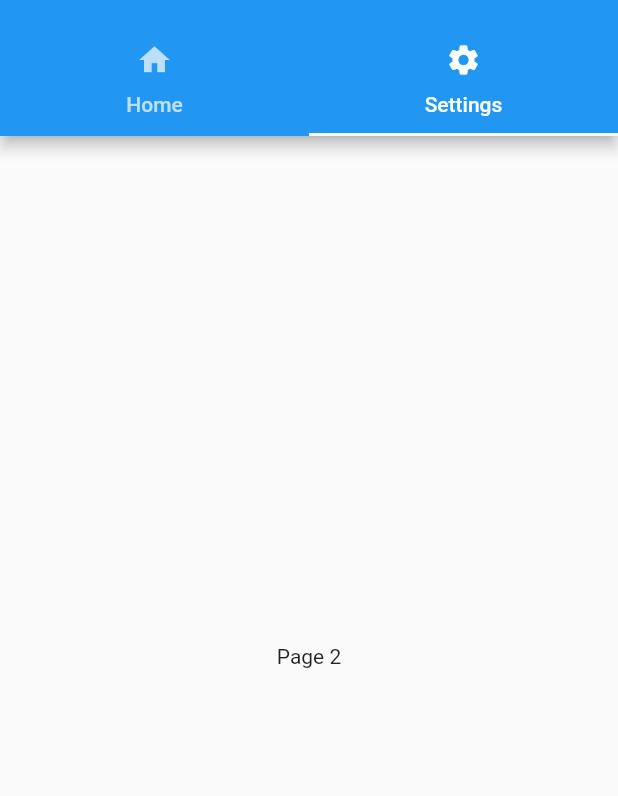
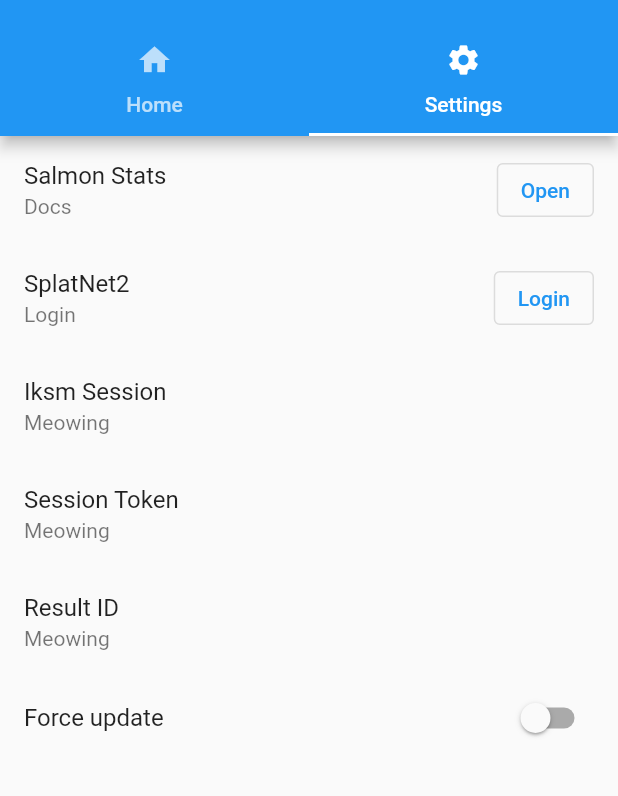
Before and after one commit to SalmonStats/sinclair, a Flutter app: the screen it shows after launch, tab 2 chosen, on a phone screen of 412 x 824 dp, the part 59-855 px from its top. Run offline on Flutter 3.47's test engine with Material 2 defaults, Android fonts, the light colour scheme and no system bars; our stand-ins replace shared_preferences.

Commit message:
- ビルド用に設定を変更

```diff
--- a/lib/main.dart
+++ b/lib/main.dart
@@ -54,13 +54,86 @@
           ),
           title: const Text('Sinclair'),
         ),
-        body: const TabBarView(
+        body: TabBarView(
           children: [
-            Center(child: Text("Page 1")),
-            Center(child: Text("Page 2")),
+            HomeView(),
+            SettingView(),
           ],
         ),
       ),
     );
   }
 }
+
+class HomeView extends StatefulWidget {
+  @override
+  _HomeViewState createState() => _HomeViewState();
+}
+
+class _HomeViewState extends State<HomeView> {
+  @override
+  Widget build(BuildContext context) {
+    return Scaffold(body: Center());
+  }
+}
+
+class SettingView extends StatefulWidget {
+  @override
+  _SettingViewState createState() => _SettingViewState();
+}
+
+class _SettingViewState extends State<SettingView> {
+  bool _isForceUpdated = false;
+  @override
+  Widget build(BuildContext context) {
+    return Scaffold(
+      body: Center(
+        child: Column(
+          // mainAxisAlignment: MainAxisAlignment.center,
+          children: <Widget>[
+            ListTile(
+                title: const Text("Salmon Stats"),
+                subtitle: const Text("Docs"),
+                trailing: OutlinedButton(
+                  child: const Text("Open"),
+                  onPressed: () {
+                    launchUrl(
+                        Uri.parse("https://api-dev.splatnet2.com/documents"));
+                  },
+                )),
+            ListTile(
+                title: const Text("SplatNet2"),
+                subtitle: const Text("Login"),
+                trailing: OutlinedButton(
+                  child: const Text("Login"),
+                  onPressed: () {
+                    launchUrl(
+                        Uri.parse("https://api-dev.splatnet2.com/documents"));
+                  },
+                )),
+            const ListTile(
+              title: Text('Iksm Session'),
+              subtitle: Text("Meowing"),
+            ),
+            const ListTile(
+              title: Text('Session Token'),
+              subtitle: Text("Meowing"),
+            ),
+            const ListTile(
+              title: Text('Result ID'),
+              subtitle: Text("Meowing"),
+            ),
+            SwitchListTile(
+                value: _isForceUpdated,
+                onChanged: (bool newValue) {
+                  setState(() {
+                    _isForceUpdated = newValue;
+                  });
+                },
+                title: const Text("Force update")),
+          ],
+        ),
+      ),
+    );
+  }
+}
```
